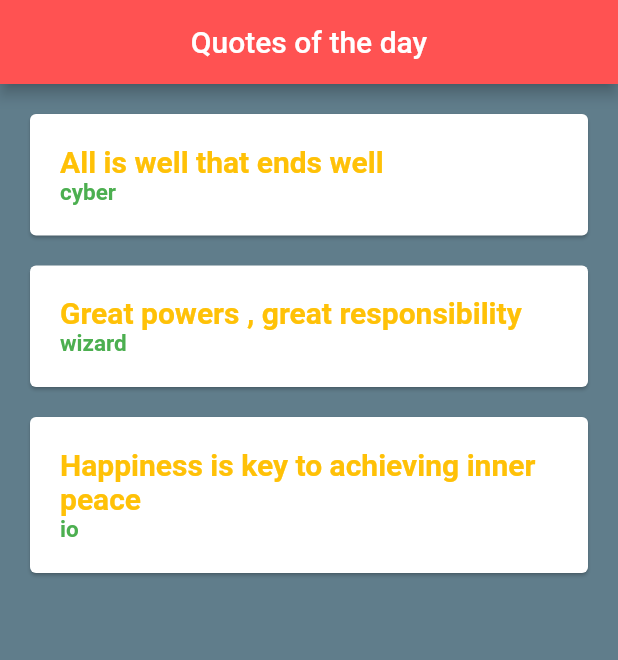
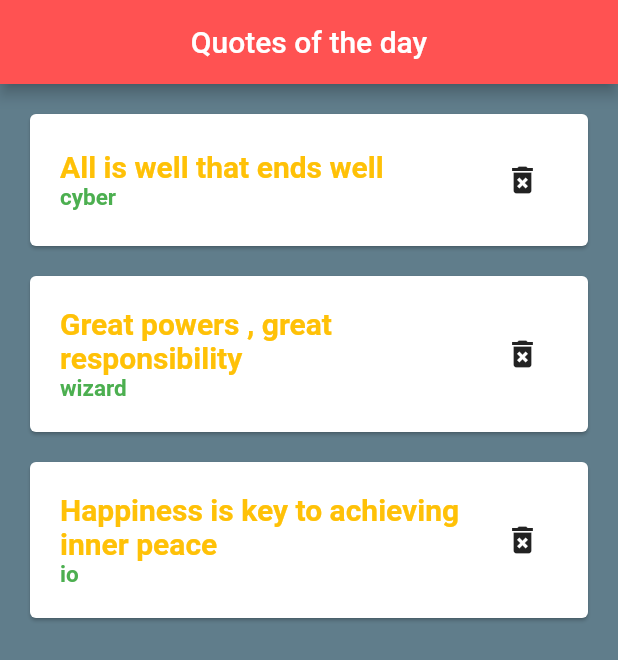
Before and after one commit to karmveerranawat/flutter_practice, a Flutter app: the screen it shows after launch, on a phone screen of 412 x 824 dp. Shown: the top 660 px of the screen. Run offline on Flutter 3.47's test engine with Material 2 defaults, Android fonts, the phone set to English and light mode, and no system bars.

Commit message:
changes regarding adding del icon and making ui look good

```diff
--- a/lib/QuoteCard.dart
+++ b/lib/QuoteCard.dart
@@ -1,3 +1,4 @@
+import 'package:flutter/cupertino.dart';
 import 'package:flutter/material.dart';
 import 'quote.dart';
 
@@ -12,6 +13,10 @@ class QuoteCard extends StatelessWidget {
       margin: const EdgeInsets.fromLTRB(20, 20, 20, 0),
       child: Padding(
         padding: const EdgeInsets.all(20),
+        child: Row(
+          children: [
+            Expanded(
+              flex: 6,
               child: Column(
                 crossAxisAlignment: CrossAxisAlignment.start,
                 children: [
@@ -34,6 +39,18 @@ class QuoteCard extends StatelessWidget {
                 ],
               ),
             ),
+            Expanded(
+              flex: 1,
+              child: IconButton(
+                onPressed: (){},
+                icon: const Icon(
+                    Icons.delete_forever
+                ),
+              ),
+            ),
+          ],
+        ),
+      ),
     );
   }
 }
```
Lines whose indentation alone changed are shown as unchanged.
